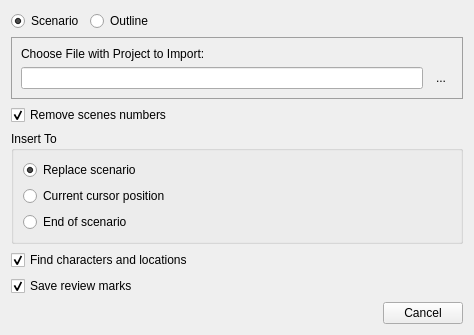
This is src/bin/scenarist-desktop/UserInterfaceLayer/Import/ImportDialog.ui in dimkanovikov/KITScenarist as Qt 5 draws it before an edit. The edited form follows.
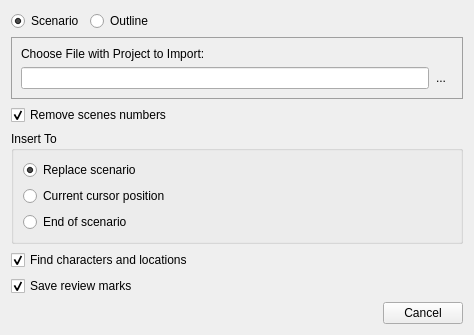
This is the edited form. Icons and pictures are not drawn. Custom widgets are drawn as their Qt base class.

```diff
--- a/src/bin/scenarist-desktop/UserInterfaceLayer/Import/ImportDialog.ui
+++ b/src/bin/scenarist-desktop/UserInterfaceLayer/Import/ImportDialog.ui
@@ -7,7 +7,7 @@
     <x>0</x>
     <y>0</y>
     <width>474</width>
-    <height>316</height>
+    <height>329</height>
    </rect>
   </property>
   <property name="minimumSize">
@@ -55,6 +55,9 @@
       <enum>QFrame::Raised</enum>
      </property>
      <layout class="QGridLayout" name="gridLayout">
+      <property name="horizontalSpacing">
+       <number>0</number>
+      </property>
       <item row="1" column="1">
        <widget class="QLineEdit" name="file">
         <property name="text">
@@ -67,6 +70,12 @@
       </item>
       <item row="1" column="2">
        <widget class="FlatButton" name="browseFile">
+        <property name="sizePolicy">
+         <sizepolicy hsizetype="Fixed" vsizetype="Preferred">
+          <horstretch>0</horstretch>
+          <verstretch>0</verstretch>
+         </sizepolicy>
+        </property>
         <property name="toolTip">
          <string>Browse...</string>
         </property>
```
